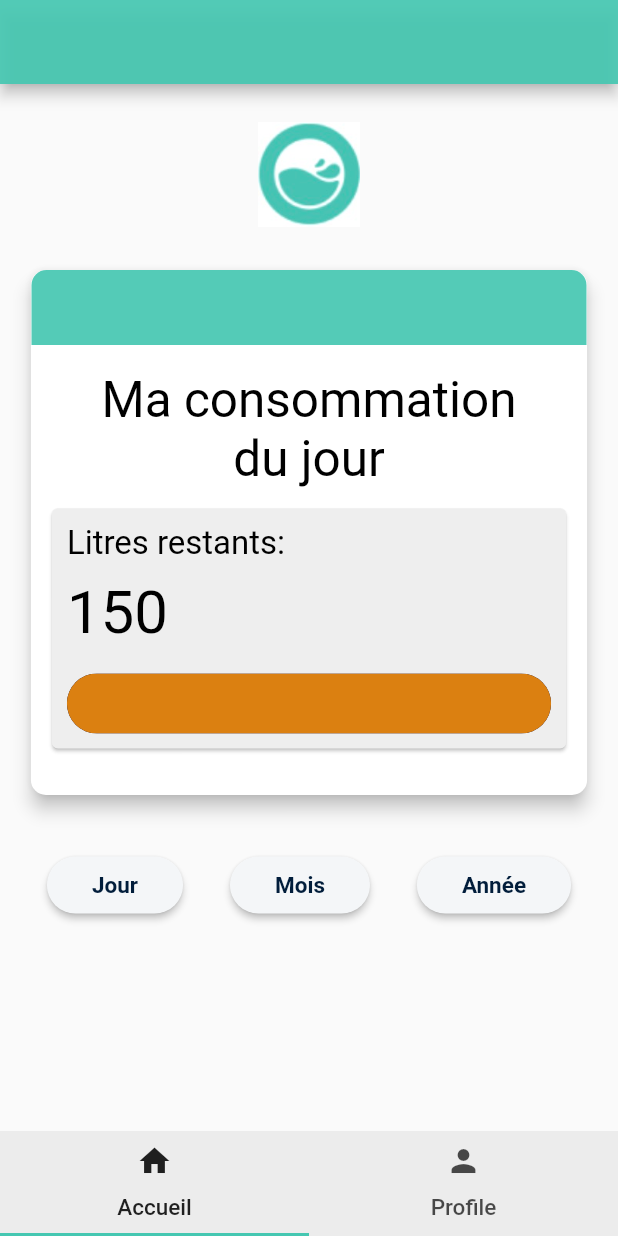
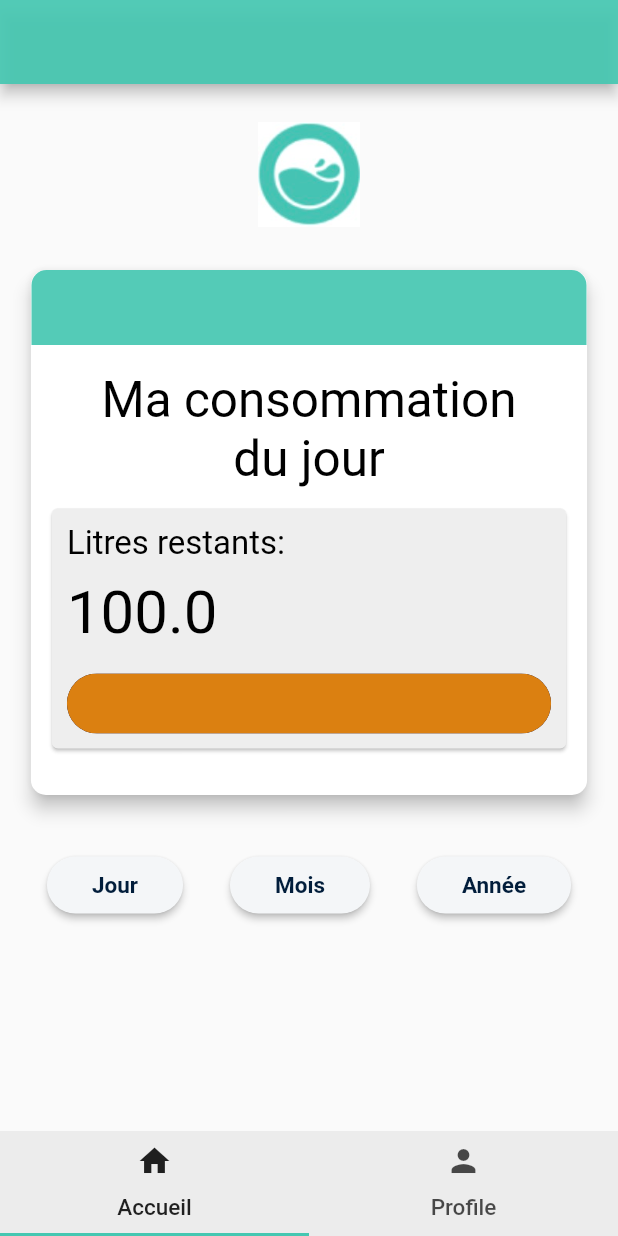
Before and after one commit to FYHNJ/forfait_mo50, a Flutter app: the MyHomePage screen opened directly with empty values, on a phone screen of 412 x 824 dp. Run offline on Flutter 3.47's test engine with Material 2 defaults, Android fonts, the light colour scheme and no system bars; accounts and stored records are empty.

```diff
--- a/lib/Accueil/accueil.dart
+++ b/lib/Accueil/accueil.dart
@@ -195,9 +195,9 @@ class _AccueilState extends State<Accueil> {
                                   const SizedBox(height: 10),
                                   Container(
                                     alignment: Alignment.centerLeft,
-                                    child: const Text(
-                                      '150',
-                                      style: TextStyle(
+                                    child: Text(
+                                      '${_totalWater - widget.user.waterUsed}',
+                                      style: const TextStyle(
                                         color: Colors.black,
                                         fontSize: 40,
                                       ),
```
